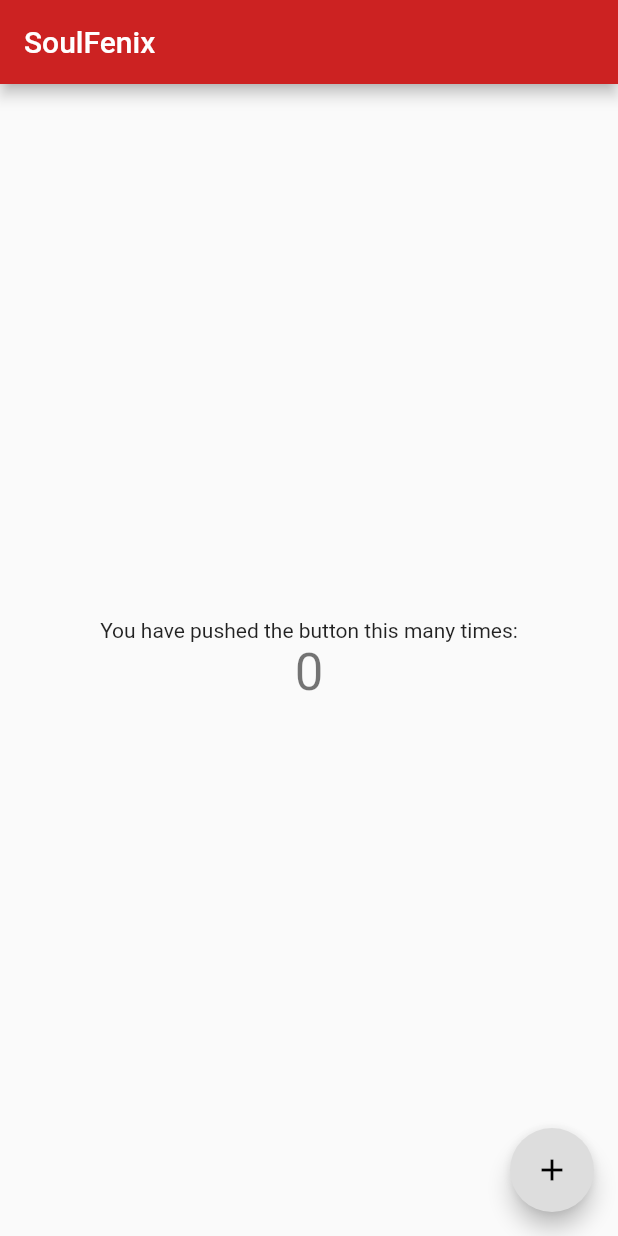
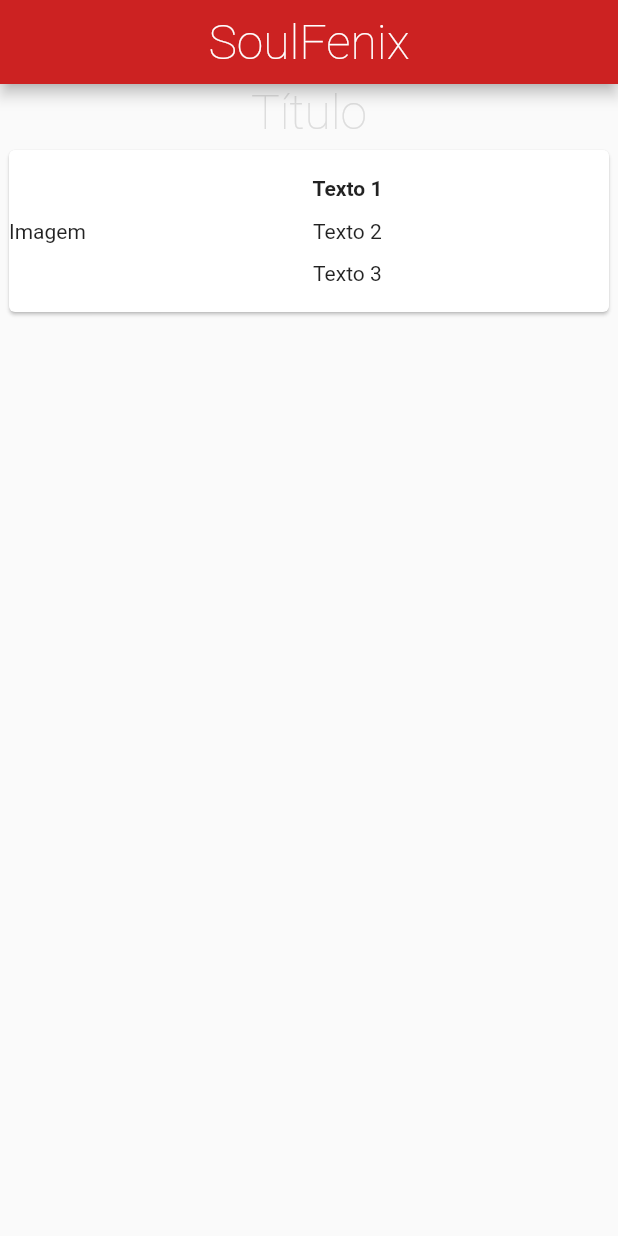
Before and after one commit to ricardogk3/SoulFenix, a Flutter app: the screen it shows after launch, on a phone screen of 412 x 824 dp. Run offline on Flutter 3.47's test engine with Material 2 defaults, Android fonts, the phone set to English and light mode, and no system bars.

Commit message:
Criado a homePage

```diff
--- a/lib/main.dart
+++ b/lib/main.dart
@@ -1,4 +1,5 @@
 import 'package:flutter/material.dart';
+import '/pages/home_page.dart';
 
 void main() {
   runApp(const MyApp());
@@ -17,92 +18,7 @@ class MyApp extends StatelessWidget {
         primaryColor: Color(0xFFCC2222),
         accentColor: Color(0xFFDDDDDD),
       ),
-      home: const MyHomePage(title: 'SoulFenix'),
+      home: HomePage(),
     );
   }
 }
-
-class MyHomePage extends StatefulWidget {
-  const MyHomePage({Key? key, required this.title}) : super(key: key);
-
-  // This widget is the home page of your application. It is stateful, meaning
-  // that it has a State object (defined below) that contains fields that affect
-  // how it looks.
-
-  // This class is the configuration for the state. It holds the values (in this
-  // case the title) provided by the parent (in this case the App widget) and
-  // used by the build method of the State. Fields in a Widget subclass are
-  // always marked "final".
-
-  final String title;
-
-  @override
-  State<MyHomePage> createState() => _MyHomePageState();
-}
-
-class _MyHomePageState extends State<MyHomePage> {
-  int _counter = 0;
-
-  void _incrementCounter() {
-    setState(() {
-      // This call to setState tells the Flutter framework that something has
-      // changed in this State, which causes it to rerun the build method below
-      // so that the display can reflect the updated values. If we changed
-      // _counter without calling setState(), then the build method would not be
-      // called again, and so nothing would appear to happen.
-      _counter++;
-    });
-  }
-
-  @override
-  Widget build(BuildContext context) {
-    // This method is rerun every time setState is called, for instance as done
-    // by the _incrementCounter method above.
-    //
-    // The Flutter framework has been optimized to make rerunning build methods
-    // fast, so that you can just rebuild anything that needs updating rather
-    // than having to individually change instances of widgets.
-    return Scaffold(
-      appBar: AppBar(
-        // Here we take the value from the MyHomePage object that was created by
-        // the App.build method, and use it to set our appbar title.
-        title: Text(widget.title),
-      ),
-      body: Center(
-        // Center is a layout widget. It takes a single child and positions it
-        // in the middle of the parent.
-        child: Column(
-          // Column is also a layout widget. It takes a list of children and
-          // arranges them vertically. By default, it sizes itself to fit its
-          // children horizontally, and tries to be as tall as its parent.
-          //
-          // Invoke "debug painting" (press "p" in the console, choose the
-          // "Toggle Debug Paint" action from the Flutter Inspector in Android
-          // Studio, or the "Toggle Debug Paint" command in Visual Studio Code)
-          // to see the wireframe for each widget.
-          //
-          // Column has various properties to control how it sizes itself and
-          // how it positions its children. Here we use mainAxisAlignment to
-          // center the children vertically; the main axis here is the vertical
-          // axis because Columns are vertical (the cross axis would be
-          // horizontal).
-          mainAxisAlignment: MainAxisAlignment.center,
-          children: <Widget>[
-            const Text(
-              'You have pushed the button this many times:',
-            ),
-            Text(
-              '$_counter',
-              style: Theme.of(context).textTheme.headline4,
-            ),
-          ],
-        ),
-      ),
-      floatingActionButton: FloatingActionButton(
-        onPressed: _incrementCounter,
-        tooltip: 'Increment',
-        child: const Icon(Icons.add),
-      ), // This trailing comma makes auto-formatting nicer for build methods.
-    );
-  }
-}
--- /dev/null
+++ b/lib/pages/home_page.dart
@@ -0,0 +1,69 @@
+import 'package:flutter/material.dart';
+
+class HomePage extends StatefulWidget {
+  const HomePage({Key? key}) : super(key: key);
+
+  @override
+  _HomePageState createState() => _HomePageState();
+}
+
+class _HomePageState extends State<HomePage> {
+  var cinza = Color(0xFFDDDDDD);
+  var vermelho = Color(0xFFCC2222);
+  var pretro = Color(0xFF000000);
+  var branco = Color(0xFFFFFFFF);
+
+  @override
+  Widget build(BuildContext context) {
+    return Scaffold(
+      appBar: AppBar(
+        title: Text("SoulFenix",
+            style: TextStyle(
+              fontSize: 32,
+              fontWeight: FontWeight.w200,
+            )),
+        centerTitle: true,
+      ),
+      body: Column(
+        children: [
+          Container(
+            child: Text(
+              "Título",
+              style: TextStyle(
+                fontSize: 32,
+                fontWeight: FontWeight.w200,
+                color: cinza,
+              ),
+            ),
+          ),
+          Container(
+            padding: EdgeInsets.all(2),
+            height: 120,
+            child: Card(
+              child: Row(
+                mainAxisAlignment: MainAxisAlignment.spaceEvenly,
+                children: [
+                  Text("Imagem"),
+                  Expanded(
+                    child: Container(
+                      padding: EdgeInsets.all(5),
+                      child: Column(
+                        mainAxisAlignment: MainAxisAlignment.spaceEvenly,
+                        children: [
+                          Text("Texto 1",
+                              style: TextStyle(fontWeight: FontWeight.bold)),
+                          Text("Texto 2"),
+                          Text("Texto 3"),
+                        ],
+                      ),
+                    ),
+                  )
+                ],
+              ),
+            ),
+          ),
+        ],
+      ),
+    );
+  }
+}
```
